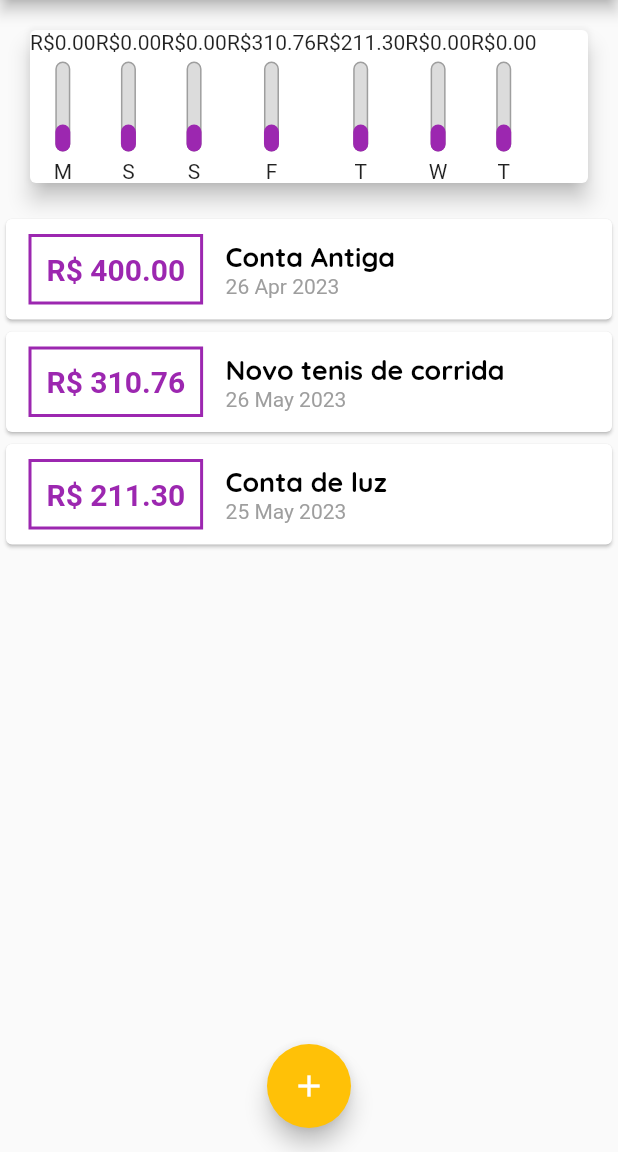
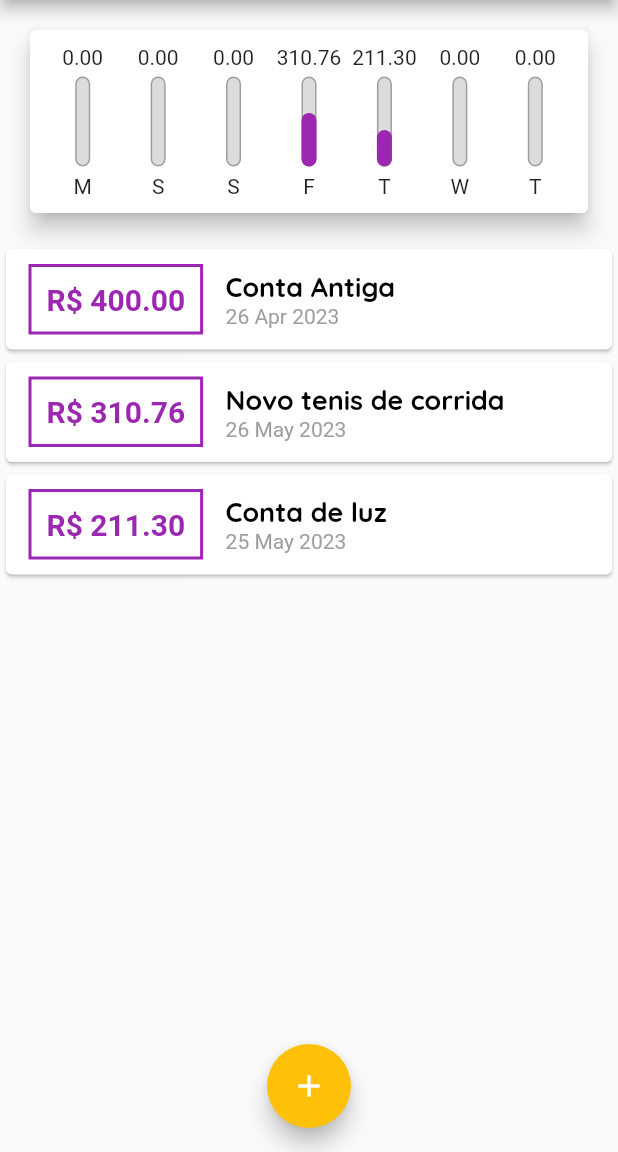
Before and after one commit to brandao-rafael/udemy-flutter, a Flutter app: the screen it shows after launch, on a phone screen of 412 x 824 dp, the part 84-1236 px from its top. Run offline on Flutter 3.47's test engine with Material 2 defaults, Android fonts, the phone set to English and light mode, and no system bars.

Commit message:
style: initial style for component bar chart

```diff
--- a/sessao-4-contruindo-app-real/expenses/lib/components/chart.dart
+++ b/sessao-4-contruindo-app-real/expenses/lib/components/chart.dart
@@ -33,20 +33,32 @@
     });
   }
 
+  double get _weekTotalValue {
+    return groupedTransactions.fold(0.0, (sum, tr) {
+      return sum + (tr['value'] as double);
+    });
+  }
+
   @override
   Widget build(BuildContext context) {
-    groupedTransactions;
     return Card(
       elevation: 6,
       margin: const EdgeInsets.all(20),
+      child: Padding(
+        padding: const EdgeInsets.all(10.0),
         child: Row(
+          mainAxisAlignment: MainAxisAlignment.spaceAround,
           children: groupedTransactions.map((tr) {
-          return ChartBar(
+            return Flexible(
+              fit: FlexFit.tight,
+              child: ChartBar(
                 label: tr['day'] as String,
                 value: tr['value'] as double,
-            percentage: 0.3,
+                percentage: (tr['value'] as double) / _weekTotalValue,
+              ),
             );
           }).toList(),
+        ),
       ),
     );
   }
--- a/sessao-4-contruindo-app-real/expenses/lib/components/chart_bar.dart
+++ b/sessao-4-contruindo-app-real/expenses/lib/components/chart_bar.dart
@@ -16,7 +16,9 @@
   Widget build(BuildContext context) {
     return Column(
       children: [
-        Text('R\$${value.toStringAsFixed(2)}'),
+        FittedBox(
+          child: Text(value.toStringAsFixed(2))
+        ),
         const SizedBox(height: 5),
         SizedBox(
           height: 60,
```
Lines whose indentation alone changed are shown as unchanged.
